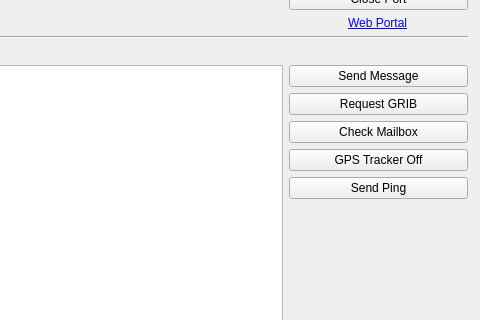
SwarmSailor/SSPythonGUI, file dialog.ui: the form before one commit; both pictures show x 94 to 574 and y 100 to 420 of the 574 by 729 pixel window.
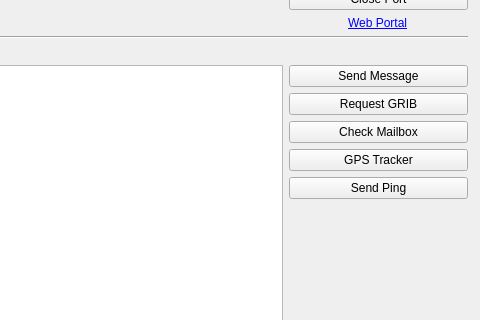
The form after the commit.

Commit message:
Change button default
Add error check on port open.

```diff
--- a/dialog.ui
+++ b/dialog.ui
@@ -345,7 +345,7 @@
        <string notr="true"/>
       </property>
       <property name="text">
-       <string>GPS Tracker Off</string>
+       <string>GPS Tracker</string>
       </property>
       <property name="checkable">
        <bool>true</bool>
```
The commit also changes 1 other file.
